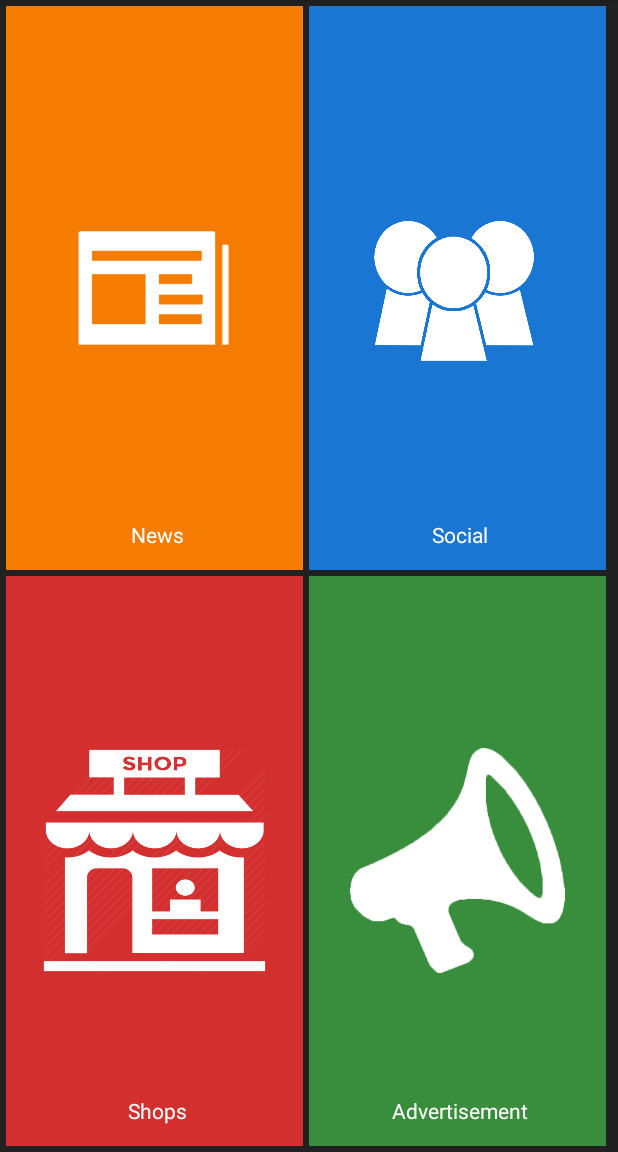
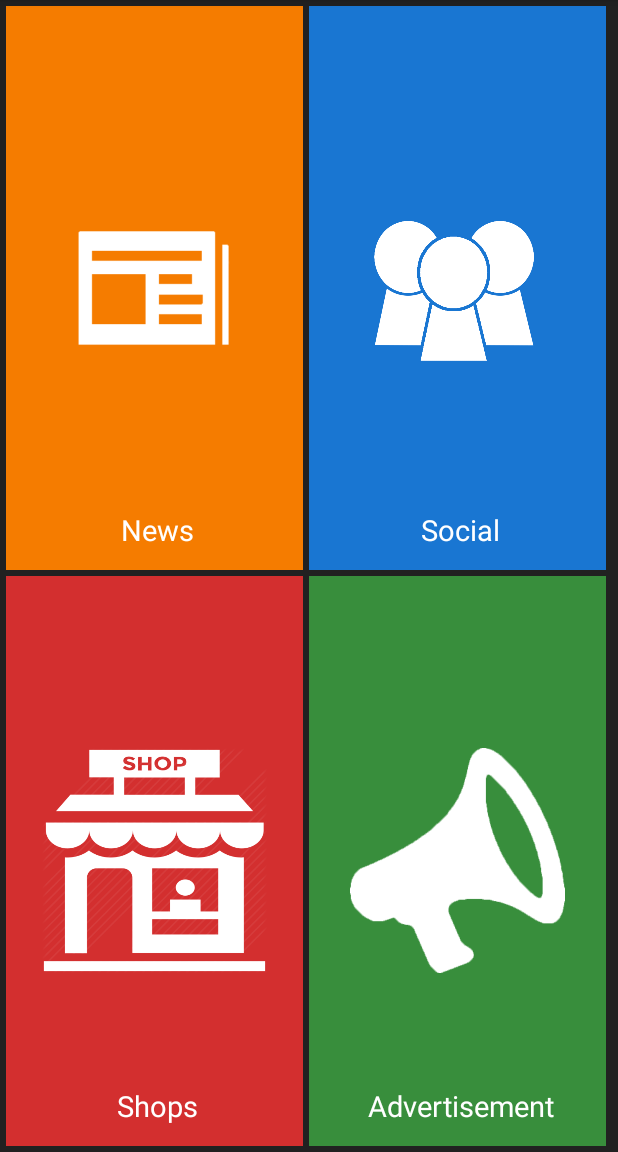
Before and after one commit to ToWaR6/AroundTheWorld, an Android app: the screen it shows after launch (MainActivity), on a phone screen of 412 x 824 dp, the part 84-1236 px from its top. Run offline under Robolectric (Android 15) with nearby library versions, the phone set to English and light mode, and no system bars.

Commit message:
autoMinSize -> Size with sp
autoMinSize appartient au dernière api trop récente

```diff
--- a/app/src/main/res/layout/activity_main.xml
+++ b/app/src/main/res/layout/activity_main.xml
@@ -51,7 +51,7 @@
                         android:layout_marginLeft="4dp"
                         android:layout_marginStart="4dp"
                         android:text="@string/news"
-                        android:autoSizeMinTextSize="8pt"
+                        android:textSize="19sp"
                         android:textColor="@color/colorWhite"/>
 
                 </RelativeLayout>
@@ -85,7 +85,7 @@
                         android:layout_marginLeft="4dp"
                         android:layout_marginStart="4dp"
                         android:text="@string/social"
-                        android:autoSizeMinTextSize="8pt"
+                        android:textSize="19sp"
                         android:textColor="@color/colorWhite"
                         />
                 </RelativeLayout>
@@ -125,7 +125,7 @@
                         android:layout_marginLeft="4dp"
                         android:layout_marginStart="4dp"
                         android:text="@string/shops"
-                        android:autoSizeMinTextSize="8pt"
+                        android:textSize="19sp"
                         android:textColor="@color/colorWhite"/>
                 </RelativeLayout>
 
@@ -158,7 +158,7 @@
                         android:layout_marginLeft="4dp"
                         android:layout_marginStart="4dp"
                         android:text="@string/ad"
-                        android:autoSizeMinTextSize="8pt"
+                        android:textSize="19sp"
                         android:textColor="@color/colorWhite"/>
                 </RelativeLayout>
             </TableRow>
```
